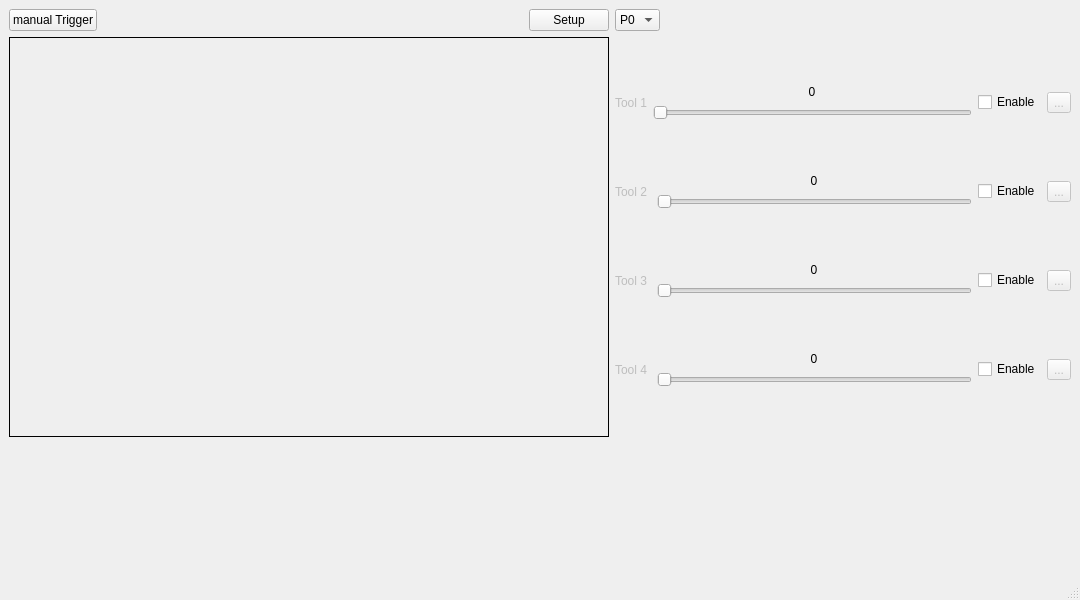
Qt form GUI/mainFrameWindow.ui (sofiene44/Vision-Sensor) before a commit.
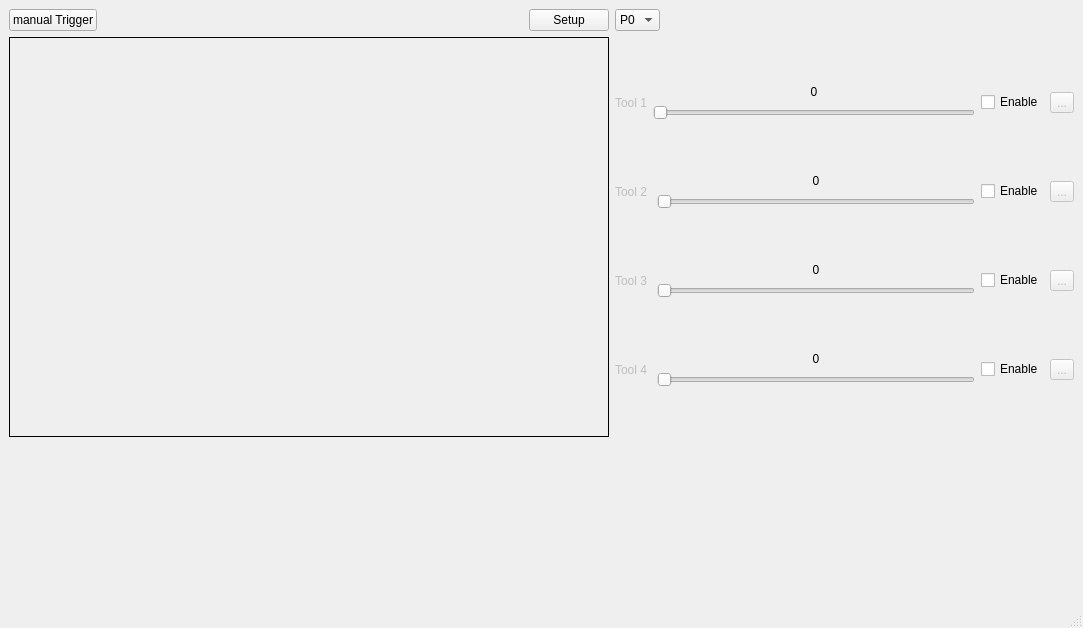
The same form after that commit. Icons and pictures are not drawn.

What changed in the file:
```diff
--- a/GUI/mainFrameWindow.ui
+++ b/GUI/mainFrameWindow.ui
@@ -12,8 +12,8 @@
    <rect>
     <x>0</x>
     <y>0</y>
-    <width>1080</width>
-    <height>600</height>
+    <width>1083</width>
+    <height>628</height>
    </rect>
   </property>
   <property name="minimumSize">
```
Left out of the diff: 2 changed lines with no effect on the pictures.
